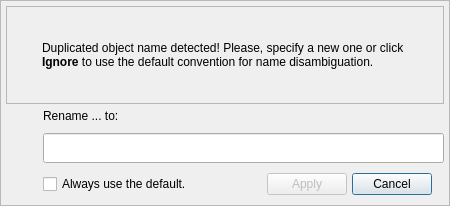
Before: the Qt Designer form libs/libgui/ui/widgets/objectrenamewidget.ui in maniac787/pgmodeler, drawn with Qt 5.
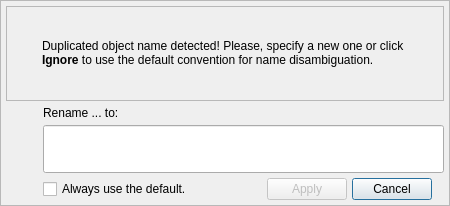
After: the same form once the commit is applied. Icons and pictures are not drawn.

Commit message:
Improve ObjectRenameWidget styling and messages
- Update objectrenamewidget.cpp:
  * Add font configuration for rename_lbl with SmallFontFactor
  * Update rename label text format with underline emphasis
  * Remove colon suffix from rename messages
  * Simplify multiple objects message (remove <strong> tag)

- Update objectrenamewidget.ui:
  * Replace minimumSize with sizePolicy for new_name_edt
  * Use Preferred vertical size policy for better layout flexibility

```diff
--- a/libs/libgui/ui/widgets/objectrenamewidget.ui
+++ b/libs/libgui/ui/widgets/objectrenamewidget.ui
@@ -293,11 +293,11 @@
           </item>
           <item row="0" column="0" colspan="4">
            <widget class="QLineEdit" name="new_name_edt">
-            <property name="minimumSize">
-             <size>
-              <width>0</width>
-              <height>30</height>
-             </size>
+            <property name="sizePolicy">
+             <sizepolicy hsizetype="Expanding" vsizetype="Preferred">
+              <horstretch>0</horstretch>
+              <verstretch>0</verstretch>
+             </sizepolicy>
             </property>
             <property name="clearButtonEnabled">
              <bool>true</bool>
```
The commit also changes 1 other file.
